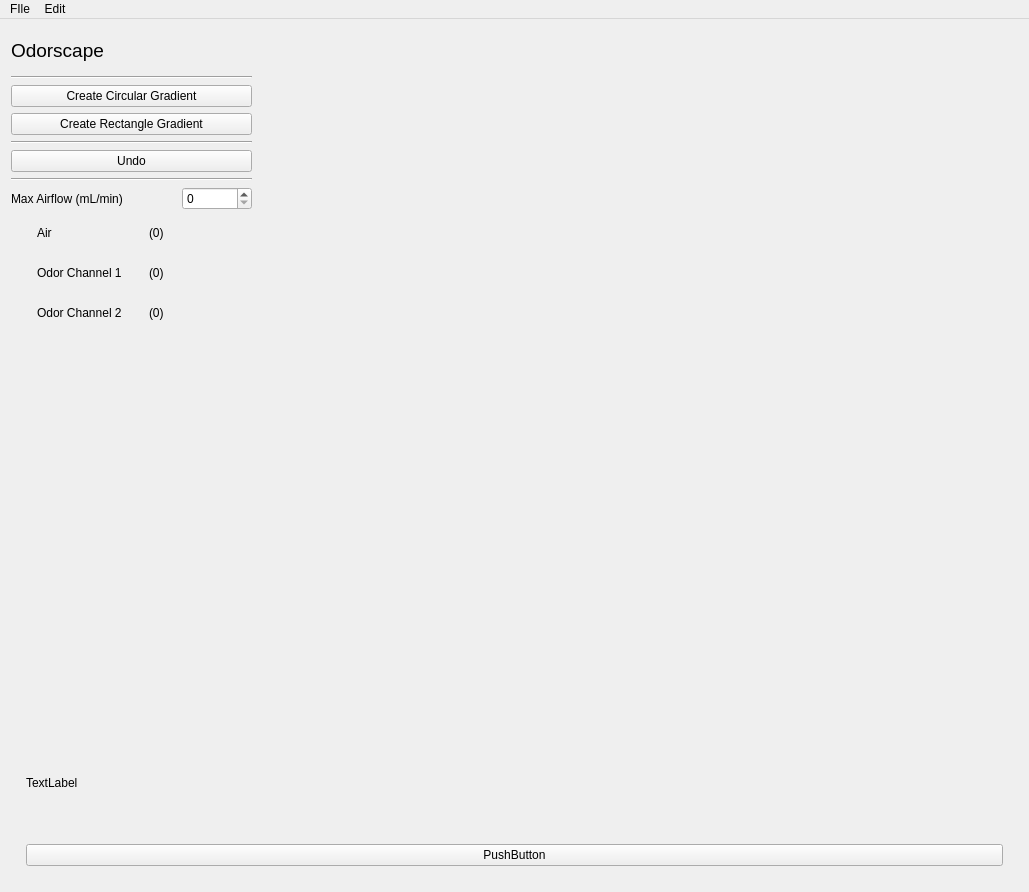
Above: mainwindow.ui from flybrains/odorscape before the change. Below: the same form after it.
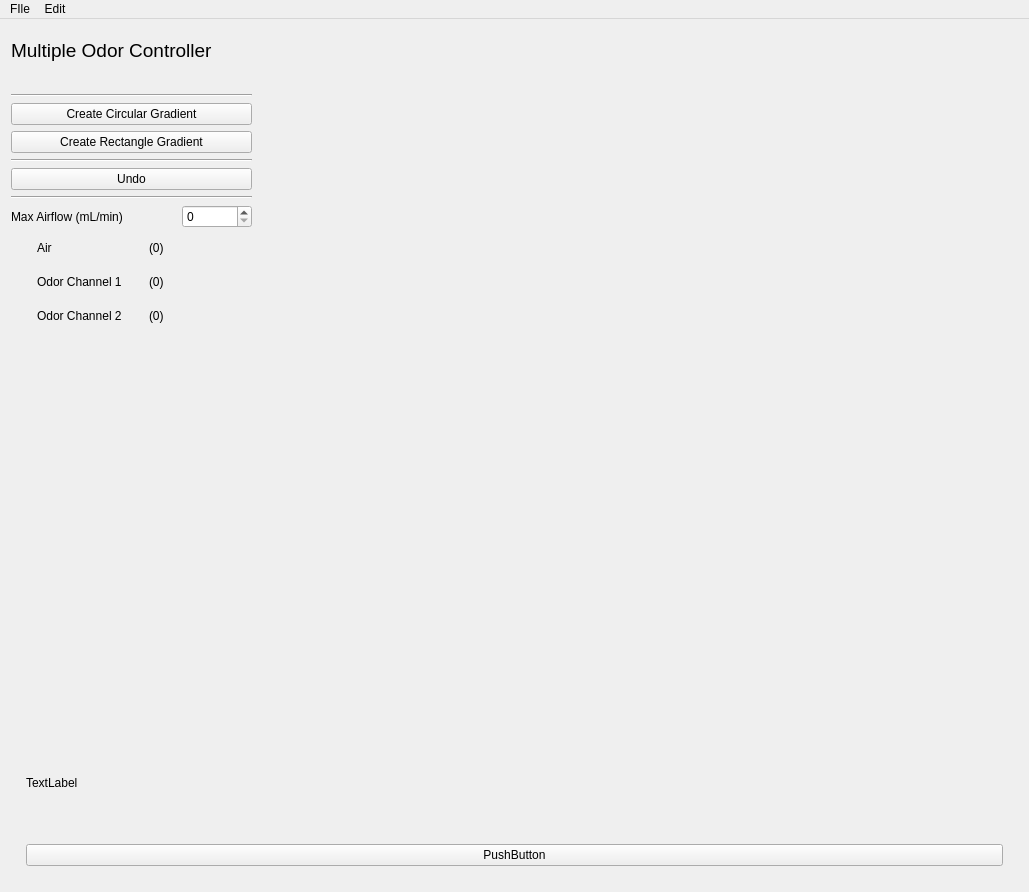
That is the form after the change. Icons and pictures are not drawn.

```diff
--- a/mainwindow.ui
+++ b/mainwindow.ui
@@ -42,7 +42,25 @@
            </font>
           </property>
           <property name="text">
-           <string>Odorscape</string>
+           <string>Multiple Odor Controller</string>
+          </property>
+         </widget>
+        </item>
+        <item>
+         <widget class="QLabel" name="commonNameLabel">
+          <property name="maximumSize">
+           <size>
+            <width>16777215</width>
+            <height>12</height>
+           </size>
+          </property>
+          <property name="font">
+           <font>
+            <pointsize>8</pointsize>
+           </font>
+          </property>
+          <property name="text">
+           <string/>
           </property>
          </widget>
         </item>
```
